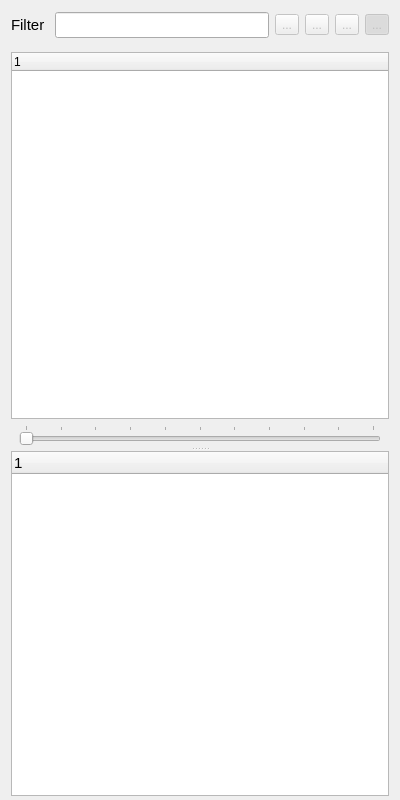
Qt form sources/outlinerview.ui (mikaelsundell/usdviewer) before a commit.
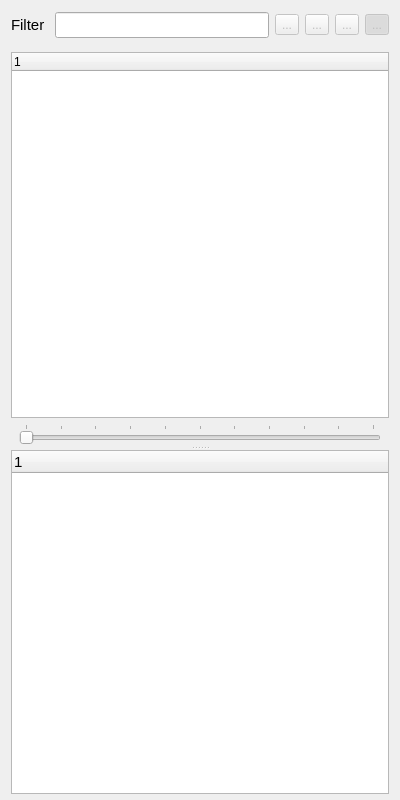
The same form after that commit. Custom widgets are drawn as their Qt base class.

Diff of the .ui file:
```diff
--- a/sources/outlinerview.ui
+++ b/sources/outlinerview.ui
@@ -18,7 +18,7 @@
     <number>4</number>
    </property>
    <property name="bottomMargin">
-    <number>4</number>
+    <number>6</number>
    </property>
    <item>
     <widget class="QWidget" name="filterWidget" native="true">
```
